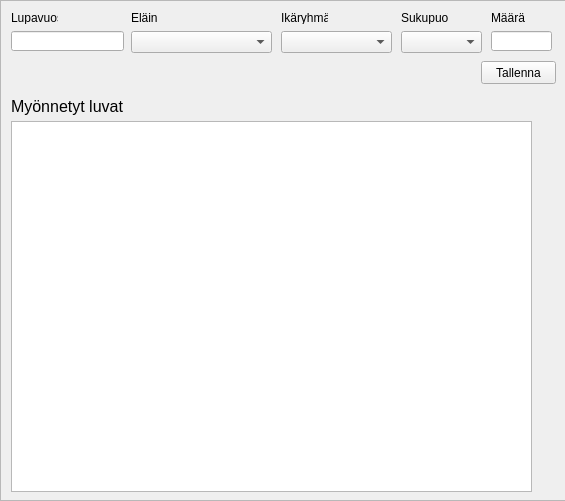
Before: the Qt Designer form desktopApp/ui/licenseTab.ui in eeroleppalehto/Jahtirekisteri, drawn with Qt 5.
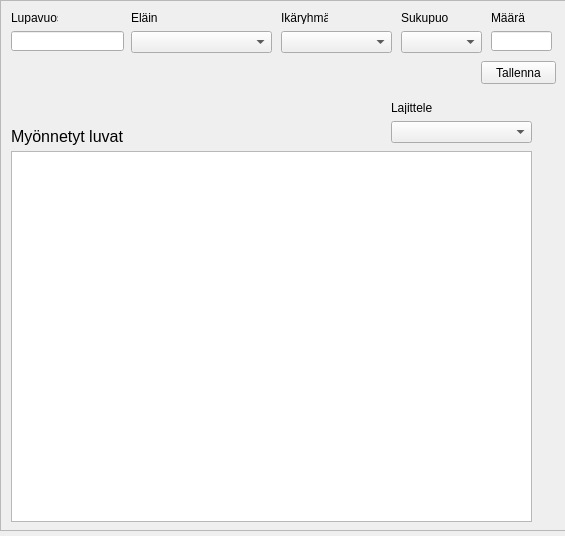
After: the same form once the commit is applied.

Commit message: Added combo box widgets to the ui file

```diff
--- a/desktopApp/ui/licenseTab.ui
+++ b/desktopApp/ui/licenseTab.ui
@@ -7,7 +7,7 @@
     <x>0</x>
     <y>0</y>
     <width>565</width>
-    <height>501</height>
+    <height>536</height>
    </rect>
   </property>
   <widget class="QScrollArea" name="scrollArea">
@@ -16,7 +16,7 @@
      <x>0</x>
      <y>0</y>
      <width>571</width>
-     <height>501</height>
+     <height>531</height>
     </rect>
    </property>
    <property name="widgetResizable">
@@ -27,8 +27,8 @@
      <rect>
       <x>0</x>
       <y>0</y>
-      <width>569</width>
-      <height>499</height>
+      <width>567</width>
+      <height>527</height>
      </rect>
     </property>
     <widget class="QLineEdit" name="licenseYearLineEdit">
@@ -94,7 +94,7 @@
      <property name="geometry">
       <rect>
        <x>10</x>
-       <y>90</y>
+       <y>120</y>
        <width>140</width>
        <height>30</height>
       </rect>
@@ -112,7 +112,7 @@
      <property name="geometry">
       <rect>
        <x>10</x>
-       <y>120</y>
+       <y>150</y>
        <width>521</width>
        <height>371</height>
       </rect>
@@ -187,6 +187,29 @@
       <string>Määrä</string>
      </property>
     </widget>
+    <widget class="QLabel" name="label_7">
+     <property name="geometry">
+      <rect>
+       <x>390</x>
+       <y>100</y>
+       <width>130</width>
+       <height>13</height>
+      </rect>
+     </property>
+     <property name="text">
+      <string>Lajittele</string>
+     </property>
+    </widget>
+    <widget class="QComboBox" name="licenseSortComboBox">
+     <property name="geometry">
+      <rect>
+       <x>390</x>
+       <y>120</y>
+       <width>141</width>
+       <height>22</height>
+      </rect>
+     </property>
+    </widget>
    </widget>
   </widget>
  </widget>
```
